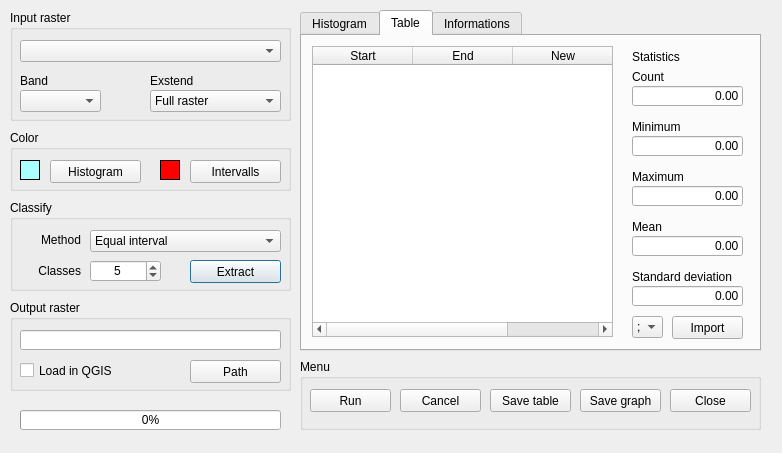
drFaustino/Raster_Reclassifier, file raster_reclassifier_dialog_base.ui: the form before one commit.
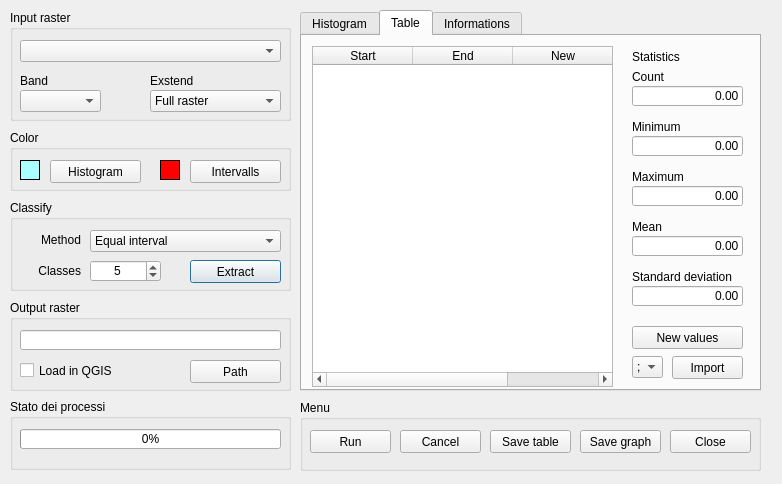
The form after the commit. The open tabs and pages were chosen to show the change.

What changed in the file:
```diff
--- a/raster_reclassifier_dialog_base.ui
+++ b/raster_reclassifier_dialog_base.ui
@@ -7,7 +7,7 @@
     <x>0</x>
     <y>0</y>
     <width>782</width>
-    <height>453</height>
+    <height>484</height>
    </rect>
   </property>
   <property name="windowTitle">
@@ -206,19 +206,6 @@
     </property>
    </widget>
   </widget>
-  <widget class="QProgressBar" name="progressBar">
-   <property name="geometry">
-    <rect>
-     <x>20</x>
-     <y>410</y>
-     <width>261</width>
-     <height>20</height>
-    </rect>
-   </property>
-   <property name="value">
-    <number>0</number>
-   </property>
-  </widget>
   <widget class="QGroupBox" name="groupBox_6">
    <property name="geometry">
     <rect>
@@ -280,7 +267,7 @@
      <x>300</x>
      <y>10</y>
      <width>461</width>
-     <height>341</height>
+     <height>381</height>
     </rect>
    </property>
    <property name="currentIndex">
@@ -323,7 +310,7 @@
        <x>10</x>
        <y>10</y>
        <width>301</width>
-       <height>291</height>
+       <height>341</height>
       </rect>
      </property>
      <column>
@@ -537,7 +524,7 @@
      <property name="geometry">
       <rect>
        <x>370</x>
-       <y>280</y>
+       <y>320</y>
        <width>71</width>
        <height>23</height>
       </rect>
@@ -550,7 +537,7 @@
      <property name="geometry">
       <rect>
        <x>330</x>
-       <y>280</y>
+       <y>320</y>
        <width>31</width>
        <height>22</height>
       </rect>
@@ -576,6 +563,19 @@
       </property>
      </item>
     </widget>
+    <widget class="QPushButton" name="pushButton_new">
+     <property name="geometry">
+      <rect>
+       <x>330</x>
+       <y>290</y>
+       <width>111</width>
+       <height>23</height>
+      </rect>
+     </property>
+     <property name="text">
+      <string>New values</string>
+     </property>
+    </widget>
    </widget>
    <widget class="QWidget" name="tab_3">
     <attribute name="title">
@@ -688,7 +688,7 @@
    <property name="geometry">
     <rect>
      <x>300</x>
-     <y>359</y>
+     <y>400</y>
      <width>461</width>
      <height>71</height>
     </rect>
@@ -762,6 +762,32 @@
     </property>
    </widget>
   </widget>
+  <widget class="QGroupBox" name="groupBox_4">
+   <property name="geometry">
+    <rect>
+     <x>10</x>
+     <y>399</y>
+     <width>281</width>
+     <height>71</height>
+    </rect>
+   </property>
+   <property name="title">
+    <string>Stato dei processi</string>
+   </property>
+   <widget class="QProgressBar" name="progressBar">
+    <property name="geometry">
+     <rect>
+      <x>10</x>
+      <y>30</y>
+      <width>261</width>
+      <height>20</height>
+     </rect>
+    </property>
+    <property name="value">
+     <number>0</number>
+    </property>
+   </widget>
+  </widget>
  </widget>
  <resources/>
  <connections/>
```
Left out of the diff: 2 changed lines with no effect on the pictures.
